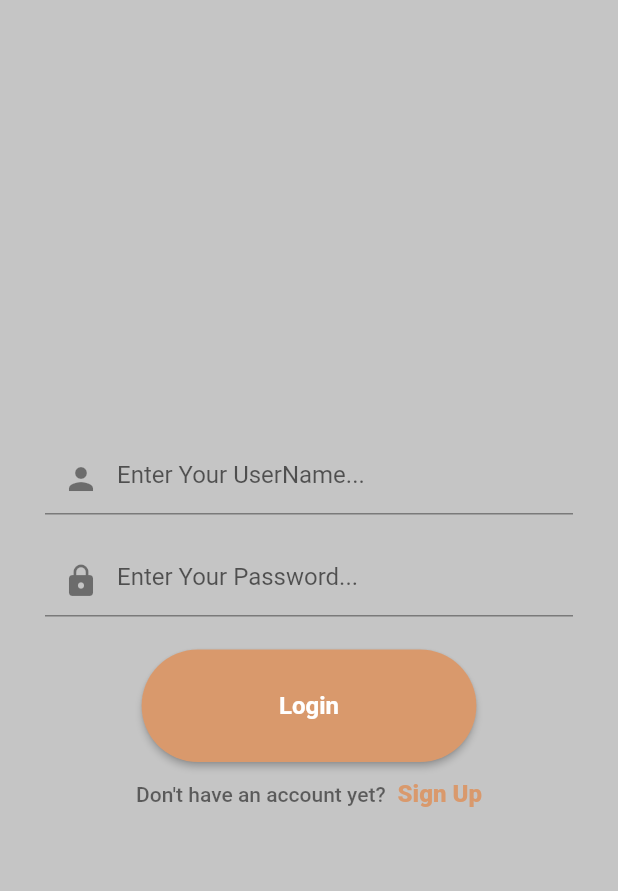
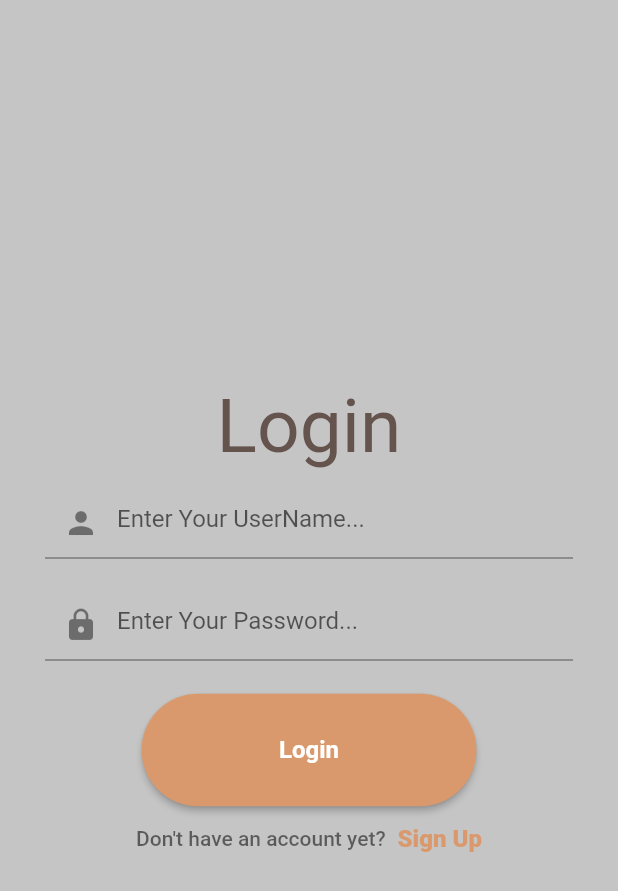
Before and after one commit to AliGharian/WatchShop, a Flutter app: the screen it shows after launch, on a phone screen of 412 x 824 dp. Shown: the top 891 px of the screen. Run offline on Flutter 3.47's test engine with Material 2 defaults, Android fonts, the phone set to English and light mode, and no system bars; our stand-ins replace flare_flutter.

Commit message:
add a simple bold title to login page

```diff
--- a/lib/pages/login_page.dart
+++ b/lib/pages/login_page.dart
@@ -14,6 +14,13 @@ class LoginPage extends StatelessWidget {
         child: Column(
           mainAxisAlignment: MainAxisAlignment.center,
           children: [
+            Text(
+              'Login',
+              style: TextStyle(
+                fontSize: 50.0,
+                color: kLightBlack,
+              ),
+            ),
             CustomTextField(
               textHint: 'Enter Your UserName...',
               icon: Icons.person,
```
